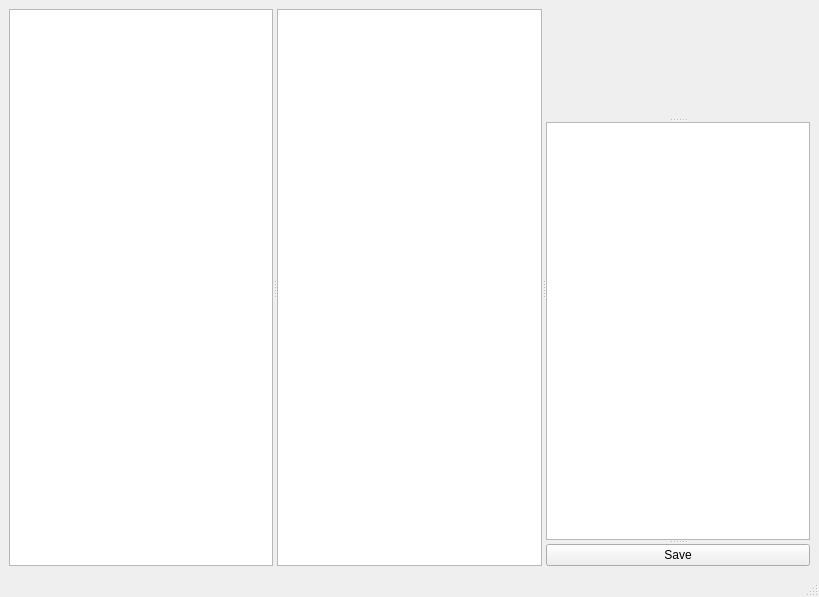
KarolBedkowski/exifeditor, file data/main.ui: the form before one commit.
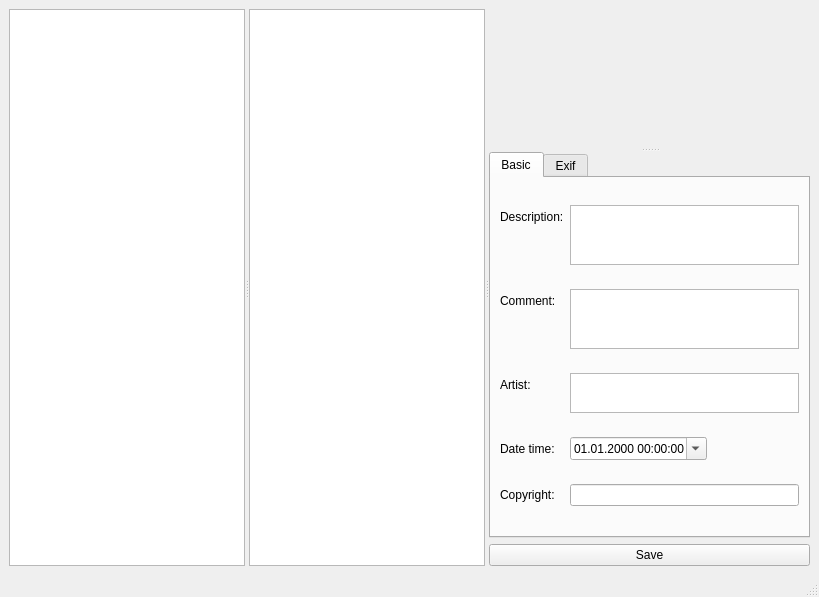
The form after the commit.

Commit message: +notebook with basic tags (comment, description, etc)

Diff of the .ui file:
```diff
--- a/data/main.ui
+++ b/data/main.ui
@@ -14,7 +14,7 @@
    <string>ExifEditor</string>
   </property>
   <widget class="QWidget" name="centralwidget">
-   <layout class="QVBoxLayout" name="verticalLayout_2">
+   <layout class="QVBoxLayout" name="verticalLayout">
     <item>
      <widget class="QSplitter" name="splitter_2">
       <property name="orientation">
@@ -39,8 +39,8 @@
        </property>
       </widget>
       <widget class="QWidget" name="verticalLayoutWidget">
-       <layout class="QVBoxLayout" name="verticalLayout">
-        <item>
+       <layout class="QGridLayout" name="gridLayout">
+        <item row="3" column="0">
          <widget class="QSplitter" name="splitter">
           <property name="orientation">
            <enum>Qt::Vertical</enum>
@@ -49,7 +49,7 @@
            <property name="sizePolicy">
             <sizepolicy hsizetype="Expanding" vsizetype="Expanding">
              <horstretch>1</horstretch>
-             <verstretch>1</verstretch>
+             <verstretch>0</verstretch>
             </sizepolicy>
            </property>
            <property name="minimumSize">
@@ -65,11 +65,129 @@
             <bool>false</bool>
            </property>
           </widget>
+          <widget class="QTabWidget" name="tabWidget">
+           <property name="currentIndex">
+            <number>0</number>
+           </property>
+           <widget class="QWidget" name="tab">
+            <attribute name="title">
+             <string>Basic</string>
+            </attribute>
+            <layout class="QHBoxLayout" name="horizontalLayout_2">
+             <item>
+              <layout class="QFormLayout" name="formLayout">
+               <property name="fieldGrowthPolicy">
+                <enum>QFormLayout::ExpandingFieldsGrow</enum>
+               </property>
+               <item row="1" column="0">
+                <widget class="QLabel" name="label_2">
+                 <property name="text">
+                  <string>Description:</string>
+                 </property>
+                </widget>
+               </item>
+               <item row="1" column="1">
+                <widget class="QPlainTextEdit" name="te_description">
+                 <property name="maximumSize">
+                  <size>
+                   <width>16777215</width>
+                   <height>60</height>
+                  </size>
+                 </property>
+                 <property name="toolTip">
+                  <string>Exif.Image.ImageDescription</string>
+                 </property>
+                </widget>
+               </item>
+               <item row="5" column="0">
+                <widget class="QLabel" name="label">
+                 <property name="text">
+                  <string>Date time:</string>
+                 </property>
+                </widget>
+               </item>
+               <item row="5" column="1">
+                <widget class="QDateTimeEdit" name="dt_datetime">
+                 <property name="toolTip">
+                  <string>Exif.Image.DateTime</string>
+                 </property>
+                 <property name="displayFormat">
+                  <string>dd.MM.yyyy HH:mm:ss</string>
+                 </property>
+                 <property name="calendarPopup">
+                  <bool>true</bool>
+                 </property>
+                </widget>
+               </item>
+               <item row="3" column="0">
+                <widget class="QLabel" name="label_3">
+                 <property name="text">
+                  <string>Artist:</string>
+                 </property>
+                </widget>
+               </item>
+               <item row="3" column="1">
+                <widget class="QPlainTextEdit" name="te_artist">
+                 <property name="maximumSize">
+                  <size>
+                   <width>16777215</width>
+                   <height>40</height>
+                  </size>
+                 </property>
+                 <property name="toolTip">
+                  <string>Exif.Image.Artist</string>
+                 </property>
+                </widget>
+               </item>
+               <item row="6" column="0">
+                <widget class="QLabel" name="label_4">
+                 <property name="text">
+                  <string>Copyright:</string>
+                 </property>
+                </widget>
+               </item>
+               <item row="6" column="1">
+                <widget class="QLineEdit" name="te_copyright">
+                 <property name="toolTip">
+                  <string>Exif.Image.Copyright</string>
+                 </property>
+                </widget>
+               </item>
+               <item row="2" column="0">
+                <widget class="QLabel" name="label_5">
+                 <property name="text">
+                  <string>Comment:</string>
+                 </property>
+                </widget>
+               </item>
+               <item row="2" column="1">
+                <widget class="QPlainTextEdit" name="te_comment">
+                 <property name="maximumSize">
+                  <size>
+                   <width>16777215</width>
+                   <height>60</height>
+                  </size>
+                 </property>
+                 <property name="toolTip">
+                  <string>Exif.Photo.UserComment</string>
+                 </property>
+                </widget>
+               </item>
+              </layout>
+             </item>
+            </layout>
+           </widget>
+           <widget class="QWidget" name="tab_2">
+            <attribute name="title">
+             <string>Exif</string>
+            </attribute>
+            <layout class="QHBoxLayout" name="horizontalLayout">
+             <item>
           <widget class="QTreeView" name="tv_info">
            <property name="sizePolicy">
             <sizepolicy hsizetype="Expanding" vsizetype="Expanding">
              <horstretch>0</horstretch>
-             <verstretch>2</verstretch>
+                 <verstretch>0</verstretch>
             </sizepolicy>
            </property>
            <property name="minimumSize">
@@ -97,11 +215,17 @@
             <bool>true</bool>
            </attribute>
           </widget>
+             </item>
+            </layout>
+           </widget>
+          </widget>
+         </widget>
+        </item>
+        <item row="4" column="0">
           <widget class="QPushButton" name="b_save">
            <property name="text">
             <string>Save</string>
            </property>
-          </widget>
          </widget>
         </item>
        </layout>
```
Lines whose indentation alone changed are shown as unchanged. The commit also changes 3 other files.
